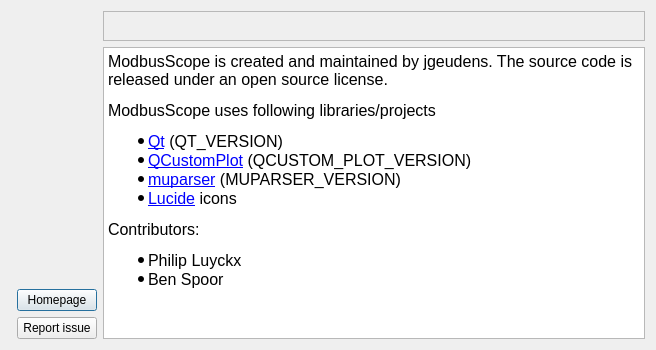
This is src/dialogs/aboutdialog.ui in ModbusScope/ModbusScope as Qt 5 draws it before an edit. The edited form follows.
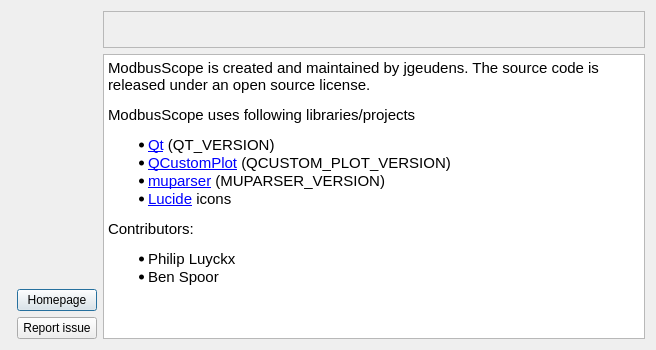
This is the edited form. Icons and pictures are not drawn.

Commit message: Make font size consistent

```diff
--- a/src/dialogs/aboutdialog.ui
+++ b/src/dialogs/aboutdialog.ui
@@ -77,7 +77,7 @@
       <widget class="QLabel" name="lblVersion">
        <property name="font">
         <font>
-         <pointsize>12</pointsize>
+         <pointsize>11</pointsize>
          <bold>true</bold>
         </font>
        </property>
@@ -93,7 +93,7 @@
       <widget class="QLabel" name="lblDebug">
        <property name="font">
         <font>
-         <pointsize>10</pointsize>
+         <pointsize>11</pointsize>
         </font>
        </property>
        <property name="text">
@@ -118,6 +118,7 @@
        </property>
        <property name="font">
         <font>
+         <pointsize>11</pointsize>
          <bold>true</bold>
         </font>
        </property>
@@ -125,7 +126,7 @@
         <enum>QFrame::Shape::StyledPanel</enum>
        </property>
        <property name="text">
-        <string>&lt;html&gt;&lt;head/&gt;&lt;body&gt;&lt;p&gt;&lt;br/&gt;&lt;/p&gt;&lt;/body&gt;&lt;/html&gt;</string>
+        <string>&lt;html&gt;&lt;head/&gt;&lt;body&gt;&lt;p&gt;&lt;span style=&quot; font-size:11pt;&quot;&gt;&lt;br/&gt;&lt;/span&gt;&lt;/p&gt;&lt;/body&gt;&lt;/html&gt;</string>
        </property>
        <property name="textFormat">
         <enum>Qt::TextFormat::RichText</enum>
@@ -149,6 +150,11 @@
          <verstretch>0</verstretch>
         </sizepolicy>
        </property>
+       <property name="font">
+        <font>
+         <pointsize>11</pointsize>
+        </font>
+       </property>
        <property name="undoRedoEnabled">
         <bool>false</bool>
        </property>
@@ -162,18 +168,18 @@
 hr { height: 1px; border-width: 0; }
 li.unchecked::marker { content: &quot;\2610&quot;; }
 li.checked::marker { content: &quot;\2612&quot;; }
-&lt;/style&gt;&lt;/head&gt;&lt;body style=&quot; font-family:'Cantarell'; font-size:11pt; font-weight:400; font-style:normal;&quot;&gt;
-&lt;p style=&quot; margin-top:12px; margin-bottom:12px; margin-left:0px; margin-right:0px; -qt-block-indent:0; text-indent:0px;&quot;&gt;&lt;span style=&quot; font-family:'Ubuntu'; font-size:12pt;&quot;&gt;ModbusScope is created and maintained by jgeudens. The source code is released under an open source license.&lt;/span&gt;&lt;/p&gt;
-&lt;p style=&quot; margin-top:12px; margin-bottom:12px; margin-left:0px; margin-right:0px; -qt-block-indent:0; text-indent:0px;&quot;&gt;&lt;span style=&quot; font-family:'Ubuntu'; font-size:12pt;&quot;&gt;ModbusScope uses following libraries/projects&lt;/span&gt;&lt;/p&gt;
+&lt;/style&gt;&lt;/head&gt;&lt;body style=&quot; font-family:'Segoe UI'; font-size:11pt; font-weight:400; font-style:normal;&quot;&gt;
+&lt;p style=&quot; margin-top:12px; margin-bottom:12px; margin-left:0px; margin-right:0px; -qt-block-indent:0; text-indent:0px;&quot;&gt;&lt;span style=&quot; font-family:'Ubuntu';&quot;&gt;ModbusScope is created and maintained by jgeudens. The source code is released under an open source license.&lt;/span&gt;&lt;/p&gt;
+&lt;p style=&quot; margin-top:12px; margin-bottom:12px; margin-left:0px; margin-right:0px; -qt-block-indent:0; text-indent:0px;&quot;&gt;&lt;span style=&quot; font-family:'Ubuntu';&quot;&gt;ModbusScope uses following libraries/projects&lt;/span&gt;&lt;/p&gt;
 &lt;ul style=&quot;margin-top: 0px; margin-bottom: 0px; margin-left: 0px; margin-right: 0px; -qt-list-indent: 1;&quot;&gt;
-&lt;li style=&quot; font-family:'Ubuntu'; font-size:12pt;&quot; style=&quot; margin-top:0px; margin-bottom:0px; margin-left:0px; margin-right:0px; -qt-block-indent:0; text-indent:0px;&quot;&gt;&lt;a href=&quot;https://www.qt.io/&quot;&gt;&lt;span style=&quot; text-decoration: underline; color:#0000ff;&quot;&gt;Qt&lt;/span&gt;&lt;/a&gt; (QT_VERSION)&lt;/li&gt;
-&lt;li style=&quot; font-family:'Ubuntu'; font-size:12pt;&quot; style=&quot; margin-top:0px; margin-bottom:0px; margin-left:0px; margin-right:0px; -qt-block-indent:0; text-indent:0px;&quot;&gt;&lt;a href=&quot;https://www.qcustomplot.com/&quot;&gt;&lt;span style=&quot; text-decoration: underline; color:#0000ff;&quot;&gt;QCustomPlot&lt;/span&gt;&lt;/a&gt; (QCUSTOM_PLOT_VERSION)&lt;/li&gt;
-&lt;li style=&quot; font-family:'Ubuntu'; font-size:12pt;&quot; style=&quot; margin-top:0px; margin-bottom:0px; margin-left:0px; margin-right:0px; -qt-block-indent:0; text-indent:0px;&quot;&gt;&lt;a href=&quot;https://beltoforion.de/en/muparser/&quot;&gt;&lt;span style=&quot; text-decoration: underline; color:#0000ff;&quot;&gt;muparser&lt;/span&gt;&lt;/a&gt; (MUPARSER_VERSION)&lt;/li&gt;
-&lt;li style=&quot; font-family:'Ubuntu'; font-size:12pt;&quot; style=&quot; margin-top:0px; margin-bottom:0px; margin-left:0px; margin-right:0px; -qt-block-indent:0; text-indent:0px;&quot;&gt;&lt;a href=&quot;https://lucide.dev/&quot;&gt;&lt;span style=&quot; text-decoration: underline; color:#0000ff;&quot;&gt;Lucide&lt;/span&gt;&lt;/a&gt; icons&lt;/li&gt;&lt;/ul&gt;
-&lt;p style=&quot; margin-top:12px; margin-bottom:12px; margin-left:0px; margin-right:0px; -qt-block-indent:0; text-indent:0px;&quot;&gt;&lt;span style=&quot; font-family:'Ubuntu'; font-size:12pt;&quot;&gt;Contributors:&lt;/span&gt;&lt;/p&gt;
+&lt;li style=&quot; font-family:'Ubuntu';&quot; style=&quot; margin-top:0px; margin-bottom:0px; margin-left:0px; margin-right:0px; -qt-block-indent:0; text-indent:0px;&quot;&gt;&lt;a href=&quot;https://www.qt.io/&quot;&gt;&lt;span style=&quot; text-decoration: underline; color:#0000ff;&quot;&gt;Qt&lt;/span&gt;&lt;/a&gt; (QT_VERSION)&lt;/li&gt;
+&lt;li style=&quot; font-family:'Ubuntu';&quot; style=&quot; margin-top:0px; margin-bottom:0px; margin-left:0px; margin-right:0px; -qt-block-indent:0; text-indent:0px;&quot;&gt;&lt;a href=&quot;https://www.qcustomplot.com/&quot;&gt;&lt;span style=&quot; text-decoration: underline; color:#0000ff;&quot;&gt;QCustomPlot&lt;/span&gt;&lt;/a&gt; (QCUSTOM_PLOT_VERSION)&lt;/li&gt;
+&lt;li style=&quot; font-family:'Ubuntu';&quot; style=&quot; margin-top:0px; margin-bottom:0px; margin-left:0px; margin-right:0px; -qt-block-indent:0; text-indent:0px;&quot;&gt;&lt;a href=&quot;https://beltoforion.de/en/muparser/&quot;&gt;&lt;span style=&quot; text-decoration: underline; color:#0000ff;&quot;&gt;muparser&lt;/span&gt;&lt;/a&gt; (MUPARSER_VERSION)&lt;/li&gt;
+&lt;li style=&quot; font-family:'Ubuntu';&quot; style=&quot; margin-top:0px; margin-bottom:0px; margin-left:0px; margin-right:0px; -qt-block-indent:0; text-indent:0px;&quot;&gt;&lt;a href=&quot;https://lucide.dev/&quot;&gt;&lt;span style=&quot; text-decoration: underline; color:#0000ff;&quot;&gt;Lucide&lt;/span&gt;&lt;/a&gt; icons&lt;/li&gt;&lt;/ul&gt;
+&lt;p style=&quot; margin-top:12px; margin-bottom:12px; margin-left:0px; margin-right:0px; -qt-block-indent:0; text-indent:0px;&quot;&gt;&lt;span style=&quot; font-family:'Ubuntu';&quot;&gt;Contributors:&lt;/span&gt;&lt;/p&gt;
 &lt;ul style=&quot;margin-top: 0px; margin-bottom: 0px; margin-left: 0px; margin-right: 0px; -qt-list-indent: 1;&quot;&gt;
-&lt;li style=&quot; font-family:'Ubuntu'; font-size:12pt;&quot; style=&quot; margin-top:0px; margin-bottom:0px; margin-left:0px; margin-right:0px; -qt-block-indent:0; text-indent:0px;&quot;&gt;Philip Luyckx&lt;/li&gt;
-&lt;li style=&quot; font-family:'Ubuntu'; font-size:12pt;&quot; style=&quot; margin-top:0px; margin-bottom:0px; margin-left:0px; margin-right:0px; -qt-block-indent:0; text-indent:0px;&quot;&gt;Ben Spoor&lt;/li&gt;&lt;/ul&gt;&lt;/body&gt;&lt;/html&gt;</string>
+&lt;li style=&quot; font-family:'Ubuntu';&quot; style=&quot; margin-top:0px; margin-bottom:0px; margin-left:0px; margin-right:0px; -qt-block-indent:0; text-indent:0px;&quot;&gt;Philip Luyckx&lt;/li&gt;
+&lt;li style=&quot; font-family:'Ubuntu';&quot; style=&quot; margin-top:0px; margin-bottom:0px; margin-left:0px; margin-right:0px; -qt-block-indent:0; text-indent:0px;&quot;&gt;Ben Spoor&lt;/li&gt;&lt;/ul&gt;&lt;/body&gt;&lt;/html&gt;</string>
        </property>
        <property name="textInteractionFlags">
         <set>Qt::TextInteractionFlag::TextBrowserInteraction</set>
```
